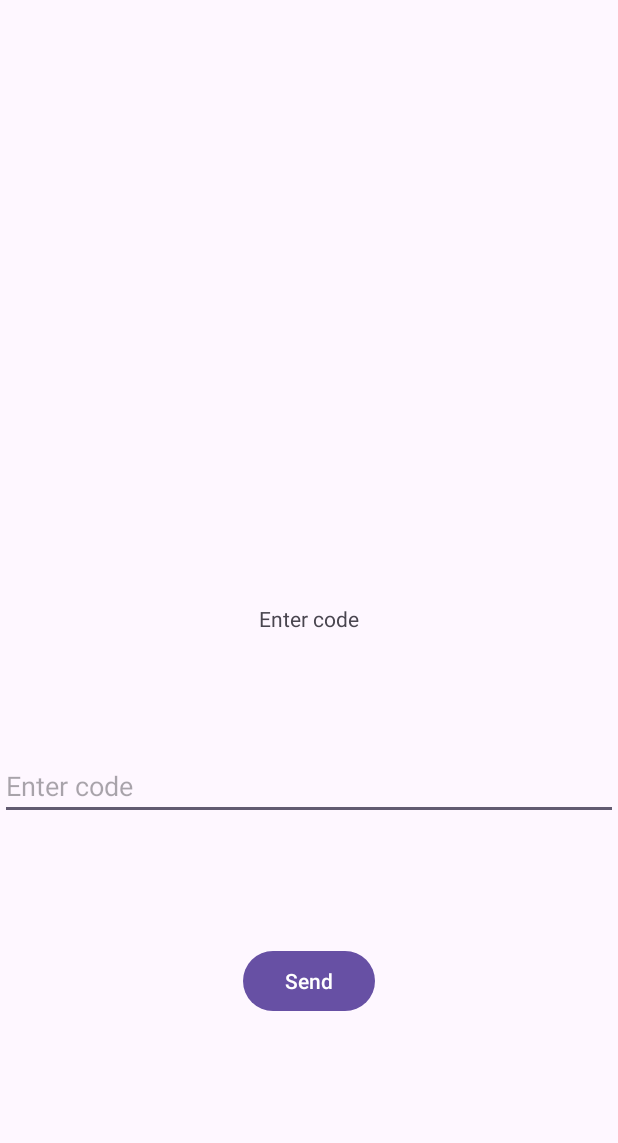
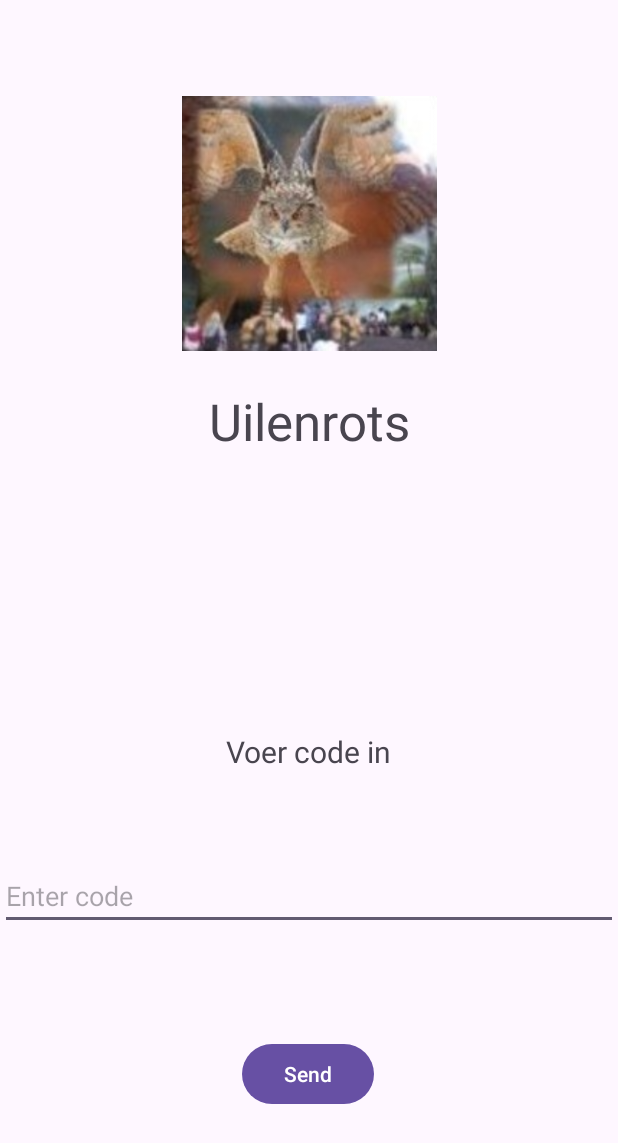
Before and after one commit to 589Hours/MobieleBelevingApp, an Android app: the screen it shows after launch (MainActivity), after a tap on "Uilenrots", on a phone screen of 412 x 824 dp. Shown: the top 1143 px of the screen. Run offline under Robolectric (Android 15) with nearby library versions, the phone set to English and light mode, and no system bars.

Commit message:
Changed picture of uilenrots.png and improved the list of locations. Also the screen that contains the code of the locations, shows a picture of the locations and the name of it.

```diff
--- a/androidCode/app/src/main/java/com/example/mobielebeleving/ChooseLocation.java
+++ b/androidCode/app/src/main/java/com/example/mobielebeleving/ChooseLocation.java
@@ -40,8 +40,7 @@ public class ChooseLocation extends AppCompatActivity
 
     private void navigateToDetailActivity(int position, int imageResourceId) {
         Intent intent = new Intent(this, MainActivity.class);
-//        intent.putExtra(MainActivity.EXTRA_INFO_ID, position);
-//        intent.putExtra(MainActivity.EXTRA_IMAGE_ID, imageResourceId);
+        intent.putExtra(MainActivity.EXTRA_INFO_ID, position);
         startActivity(intent);
     }
 }
--- a/androidCode/app/src/main/java/com/example/mobielebeleving/LocationManager.java
+++ b/androidCode/app/src/main/java/com/example/mobielebeleving/LocationManager.java
@@ -17,6 +17,8 @@ public class LocationManager {
 
     private static void createProject() {
         locations.add(new Location(appContext.getString(R.string.uilenRots), R.drawable.uilenrots));
+        locations.add(new Location(appContext.getString(R.string.droomReis), R.drawable.droomreis));
+        locations.add(new Location(appContext.getString(R.string.deZwevendeBelg), R.drawable.de_zwevende_belg));
     }
 
     public static ArrayList<Location> getLocations() {
--- a/androidCode/app/src/main/java/com/example/mobielebeleving/MainActivity.java
+++ b/androidCode/app/src/main/java/com/example/mobielebeleving/MainActivity.java
@@ -6,6 +6,8 @@ import android.util.Log;
 import android.view.View;
 import android.widget.Button;
 import android.widget.EditText;
+import android.widget.ImageView;
+import android.widget.TextView;
 
 import androidx.activity.EdgeToEdge;
 import androidx.appcompat.app.AppCompatActivity;
@@ -14,6 +16,7 @@ import androidx.core.view.ViewCompat;
 import androidx.core.view.WindowInsetsCompat;
 
 public class MainActivity extends AppCompatActivity {
+    public static final String EXTRA_INFO_ID = "infoId";
     private final static String tag = MainActivity.class.getSimpleName();
 
     @Override
@@ -25,6 +28,16 @@ public class MainActivity extends AppCompatActivity {
         EditText codeInput = findViewById(R.id.codeInput);
         Button submitButton = findViewById(R.id.submitButton);
         CodeChecker codeChecker = new CodeChecker();
+
+        int id = getIntent().getExtras().getInt(EXTRA_INFO_ID);
+        Location location = LocationManager.getLocations(id);
+
+        TextView projectInfo = findViewById(R.id.projectTitel);
+        projectInfo.setText(location.getLocation());
+
+        ImageView projectImage = findViewById(R.id.infoDetailImageView);
+        projectImage.setImageResource(location.getImageResourceId());
+
         submitButton.setOnClickListener(new View.OnClickListener() {
             @Override
             public void onClick(View v) {
--- a/androidCode/app/src/main/res/layout/activity_main.xml
+++ b/androidCode/app/src/main/res/layout/activity_main.xml
@@ -11,20 +11,23 @@
         android:id="@+id/textView"
         android:layout_width="wrap_content"
         android:layout_height="wrap_content"
-        android:text="Enter code"
+        android:text="@string/voer_code_in"
+        android:textSize="20sp"
         app:layout_constraintBottom_toBottomOf="parent"
         app:layout_constraintEnd_toEndOf="parent"
         app:layout_constraintStart_toStartOf="parent"
-        app:layout_constraintTop_toTopOf="parent" />
+        app:layout_constraintTop_toTopOf="parent"
+        app:layout_constraintVertical_bias="0.612" />
 
     <EditText
         android:id="@+id/codeInput"
         android:layout_width="match_parent"
         android:layout_height="wrap_content"
-        android:layout_marginTop="79dp"
+        android:layout_marginTop="60dp"
         android:hint="Enter code"
         android:inputType="text"
         app:layout_constraintEnd_toEndOf="parent"
+        app:layout_constraintHorizontal_bias="0.0"
         app:layout_constraintStart_toStartOf="parent"
         app:layout_constraintTop_toBottomOf="@+id/textView" />
 
@@ -33,11 +36,35 @@
         android:layout_width="wrap_content"
         android:layout_height="wrap_content"
         android:layout_marginStart="160dp"
-        android:layout_marginTop="83dp"
+        android:layout_marginTop="72dp"
         android:layout_marginEnd="160dp"
         android:text="Send"
         app:layout_constraintEnd_toEndOf="parent"
+        app:layout_constraintHorizontal_bias="0.333"
         app:layout_constraintStart_toStartOf="parent"
         app:layout_constraintTop_toBottomOf="@+id/codeInput" />
 
+    <ImageView
+        android:id="@+id/infoDetailImageView"
+        android:layout_width="202dp"
+        android:layout_height="170dp"
+        android:layout_marginTop="64dp"
+        android:visibility="visible"
+        app:layout_constraintEnd_toEndOf="parent"
+        app:layout_constraintStart_toStartOf="parent"
+        app:layout_constraintTop_toTopOf="parent"
+        app:srcCompat="@drawable/uilenrots" />
+
+    <TextView
+        android:id="@+id/projectTitel"
+        android:layout_width="232dp"
+        android:layout_height="wrap_content"
+        android:layout_marginTop="24dp"
+        android:gravity="center"
+        android:text="@string/uilenRots"
+        android:textSize="34sp"
+        app:layout_constraintEnd_toEndOf="parent"
+        app:layout_constraintStart_toStartOf="parent"
+        app:layout_constraintTop_toBottomOf="@+id/infoDetailImageView" />
+
 </androidx.constraintlayout.widget.ConstraintLayout>
--- a/androidCode/app/src/main/res/layout/item_location.xml
+++ b/androidCode/app/src/main/res/layout/item_location.xml
@@ -8,22 +8,23 @@
 
     <ImageView
         android:id="@+id/lijstFoto"
-        android:layout_width="64dp"
-        android:layout_height="64dp"
+        android:layout_width="100dp"
+        android:layout_height="88dp"
         android:layout_marginEnd="16dp"
         android:src="@drawable/uilenrots" />
 
     <TextView
         android:id="@+id/lijstText"
         android:layout_width="0dp"
-        android:layout_height="wrap_content"
+        android:layout_height="match_parent"
         android:layout_marginStart="8dp"
         android:layout_marginTop="4dp"
         android:layout_marginEnd="8dp"
         android:layout_marginBottom="4dp"
         android:layout_weight="1"
+        android:gravity="center_vertical"
         android:padding="16dp"
         android:text="Location"
         android:textColor="@android:color/black"
-        android:textSize="18sp" />
+        android:textSize="24sp" />
 </LinearLayout>
--- a/androidCode/app/src/main/res/layout/start_screen.xml
+++ b/androidCode/app/src/main/res/layout/start_screen.xml
@@ -10,7 +10,8 @@
         android:id="@+id/textView"
         android:layout_width="wrap_content"
         android:layout_height="wrap_content"
-        android:text="Locations"
+        android:text="@string/locaties"
+        android:textSize="40sp"
         app:layout_constraintBottom_toBottomOf="parent"
         app:layout_constraintEnd_toEndOf="parent"
         app:layout_constraintStart_toStartOf="parent"
--- a/androidCode/app/src/main/res/values/strings.xml
+++ b/androidCode/app/src/main/res/values/strings.xml
@@ -1,5 +1,9 @@
 <resources>
-    <string name="app_name">MobieleBeleving</string>
+    <string name="app_name" translatable="false">MobieleBeleving</string>
     <string name="toast">Deze code bestaat niet</string>
-    <string name="uilenRots">Uilenrots\n</string>
+    <string name="uilenRots" translatable="false">Uilenrots\n</string>
+    <string name="droomReis" translatable="false">Droomreis</string>
+    <string name="deZwevendeBelg" translatable="false">De zwevende Belg</string>
+    <string name="locaties">Locaties</string>
+    <string name="voer_code_in">Voer code in</string>
 </resources>
```
Also changed, not shown: androidCode/app/src/main/res/drawable/de_zwevende_belg.png (added), androidCode/app/src/main/res/drawable/droomreis.png (added), androidCode/app/src/main/res/drawable/img.png (added), androidCode/app/src/main/res/drawable/uilenrots.png, 1 other file.
